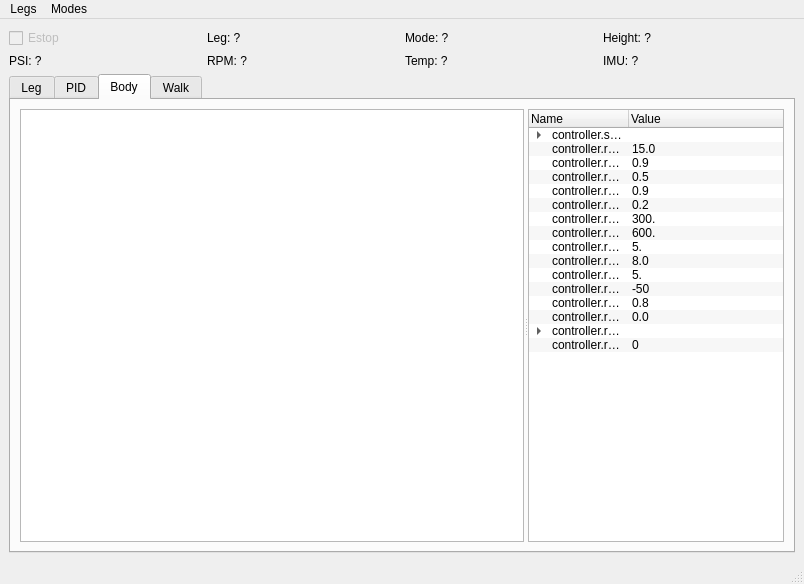
Before: the Qt Designer form stompy/ui/stompy.ui in braingram/stompy, drawn with Qt 5.
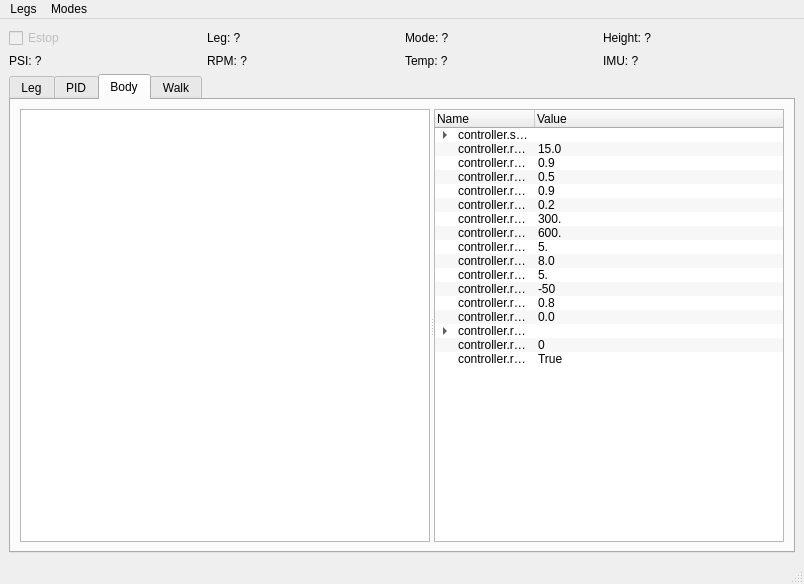
After: the same form once the commit is applied. Custom widgets are drawn as their Qt base class.

Commit message: added otion to scale speed by max res

Patch:
```diff
--- a/stompy/ui/stompy.ui
+++ b/stompy/ui/stompy.ui
@@ -804,6 +804,12 @@
                <verstretch>0</verstretch>
               </sizepolicy>
              </property>
+             <property name="minimumSize">
+              <size>
+               <width>350</width>
+               <height>0</height>
+              </size>
+             </property>
              <property name="alternatingRowColors">
               <bool>true</bool>
              </property>
@@ -1100,6 +1106,17 @@
                <set>ItemIsSelectable|ItemIsEditable|ItemIsDragEnabled|ItemIsUserCheckable|ItemIsEnabled</set>
               </property>
              </item>
+             <item>
+              <property name="text">
+               <string>controller.res.cfg.speed_by_restriction</string>
+              </property>
+              <property name="text">
+               <string>True</string>
+              </property>
+              <property name="flags">
+               <set>ItemIsSelectable|ItemIsEditable|ItemIsDragEnabled|ItemIsUserCheckable|ItemIsEnabled</set>
+              </property>
+             </item>
             </widget>
            </widget>
           </item>
```
The commit also changes 3 other files.
